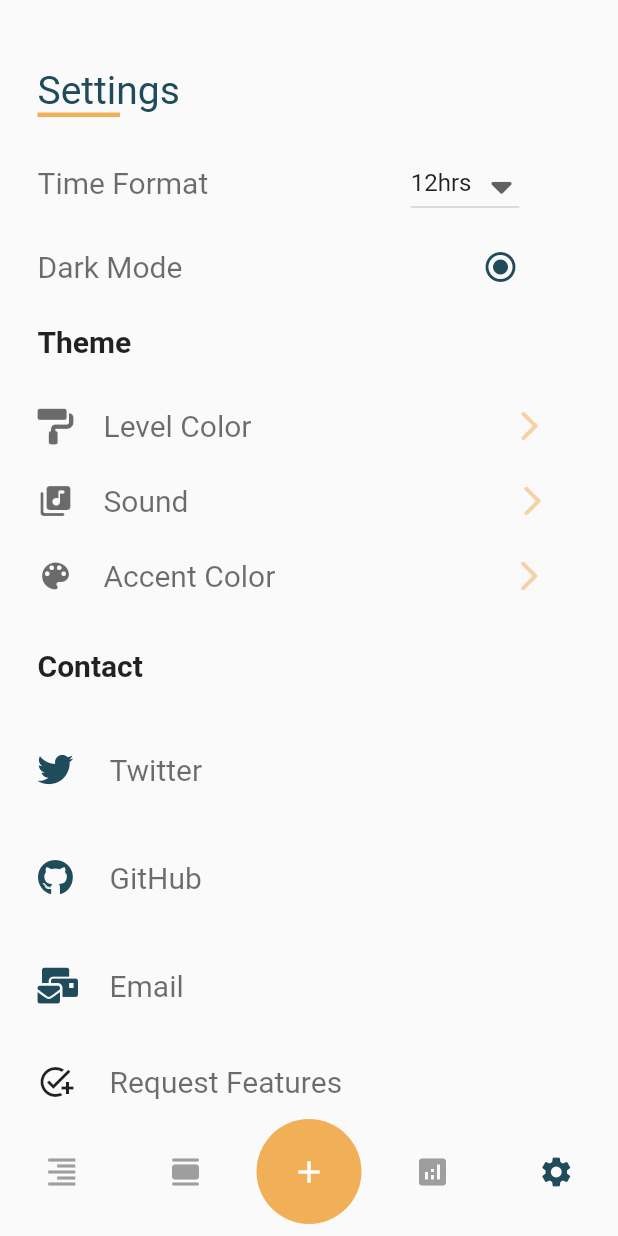
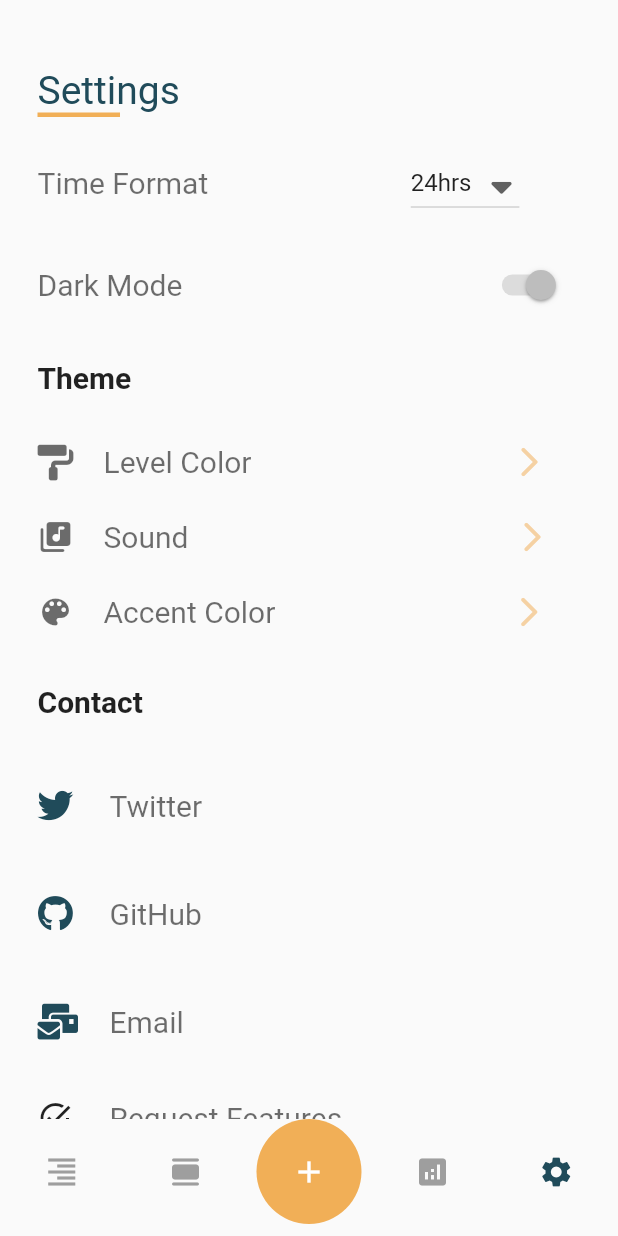
Before and after one commit to TamynatorSama/task_manager, a Flutter app: the screen it shows after launch, item 5 of the bottom bar chosen, on a phone screen of 412 x 824 dp. Run offline on Flutter 3.47's test engine with Material 2 defaults, Android fonts, the phone set to English and light mode, and no system bars; our stand-ins replace flutter_svg, fluttericon, sqflite, table_calendar; accounts and stored records are empty.

Commit message:
settings: Lvl Page

```diff
--- a/lib/logic/state_manager.dart
+++ b/lib/logic/state_manager.dart
@@ -1,6 +1,12 @@
 import 'package:flutter/material.dart';
 
 class StateManager extends ChangeNotifier {
+  bool darkModeValue = true;
+  toggleSwitch() {
+    darkModeValue = !darkModeValue;
+    notifyListeners();
+  }
+
   int selectedindex = 0;
 
   DateTime current = DateTime.now();
@@ -25,8 +31,7 @@ class StateManager extends ChangeNotifier {
   changeIndex(int index) {
     if (index == 2) {
       selectedindex = selectedindex;
-    }
-    else{
+    } else {
       selectedindex = index;
     }
     notifyListeners();
--- a/lib/tabs/add_new.dart
+++ b/lib/tabs/add_new.dart
@@ -247,7 +247,7 @@ class AddTask extends StatelessWidget {
                       maxLines: null,
                       keyboardType: TextInputType.multiline,
                       decoration: const InputDecoration(
-                          hintText: "add something ...",
+                          hintText: "Add Something ...",
                           hintStyle: TextStyle(
                               fontWeight: FontWeight.w400, fontSize: 14),
                           border: InputBorder.none),
--- a/lib/tabs/settings_page.dart
+++ b/lib/tabs/settings_page.dart
@@ -2,6 +2,11 @@ import 'dart:ui';
 import 'package:flutter/material.dart';
 import 'package:intl/intl.dart';
 import 'package:fluttericon/font_awesome5_icons.dart';
+import 'package:provider/provider.dart';
+import 'package:task/logic/db_helper.dart';
+import 'package:task/logic/state_manager.dart';
+import 'package:task/tabs/settings:level_page.dart';
+// import 'settings:level_page.dart';
 //color: Color(0xff204B5A)
 //Color.fromRGBO(241, 175, 87, 1)
 
@@ -16,7 +21,7 @@ class _SettingsPageState extends State<SettingsPage> {
   @override
   Widget build(BuildContext context) {
     var items = ["12hrs", "24hrs"];
-    String dropdownValue = items[0];
+    String dropdownValue = items[1];
 
     return Scaffold(
       body: SingleChildScrollView(
@@ -93,11 +98,11 @@ class _SettingsPageState extends State<SettingsPage> {
                   ),
                   //Slider should be here
                   // ignore: avoid_unnecessary_containers
-                  Container(
-                    child: const Icon(
-                      Icons.radio_button_checked_outlined,
-                      color: Color(0xff204B5A),
-                    ),
+                  Switch(
+                    splashRadius: 72,
+                    value: Provider.of<StateManager>(context).darkModeValue,
+                    onChanged: Provider.of<StateManager>(context, listen: false)
+                        .toggleSwitch(),
                   )
                 ],
               ),
@@ -114,7 +119,12 @@ class _SettingsPageState extends State<SettingsPage> {
             //Space above level color
             const Padding(padding: EdgeInsets.only(bottom: 20)),
             //Theme: Level color
-            SizedBox(
+            GestureDetector(
+              onTap: () {
+                Navigator.of(context)
+                    .push(MaterialPageRoute(builder: (context) => const LevelPage()));
+              },
+              child: SizedBox(
                 height: 50,
                 child: Row(
                   children: const [
@@ -141,6 +151,7 @@ class _SettingsPageState extends State<SettingsPage> {
                       color: Color.fromARGB(136, 241, 174, 87),
                     )
                   ],
+                ),
               ),
             ),
             //Theme: Sound
@@ -288,5 +299,6 @@ class _SettingsPageState extends State<SettingsPage> {
         ),
       )),
     );
+
   }
 }
```
Also changed, not shown: lib/tabs/settings:level_page.dart (added, +20 -0 lines). Lines whose indentation alone changed are shown as unchanged.
